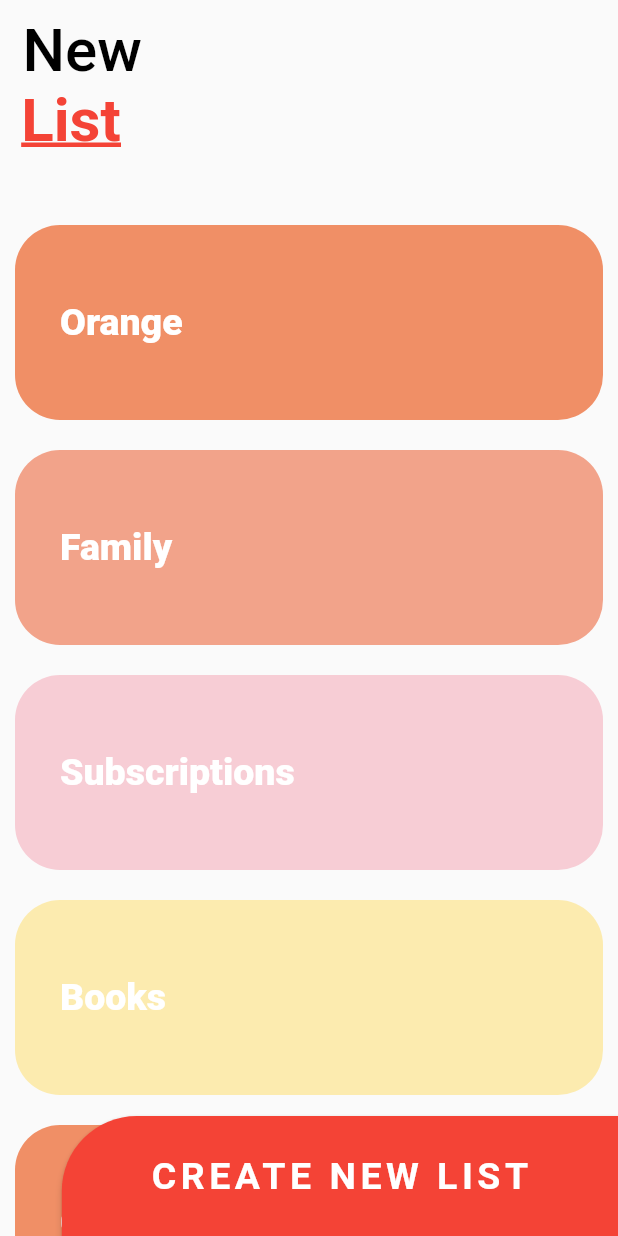
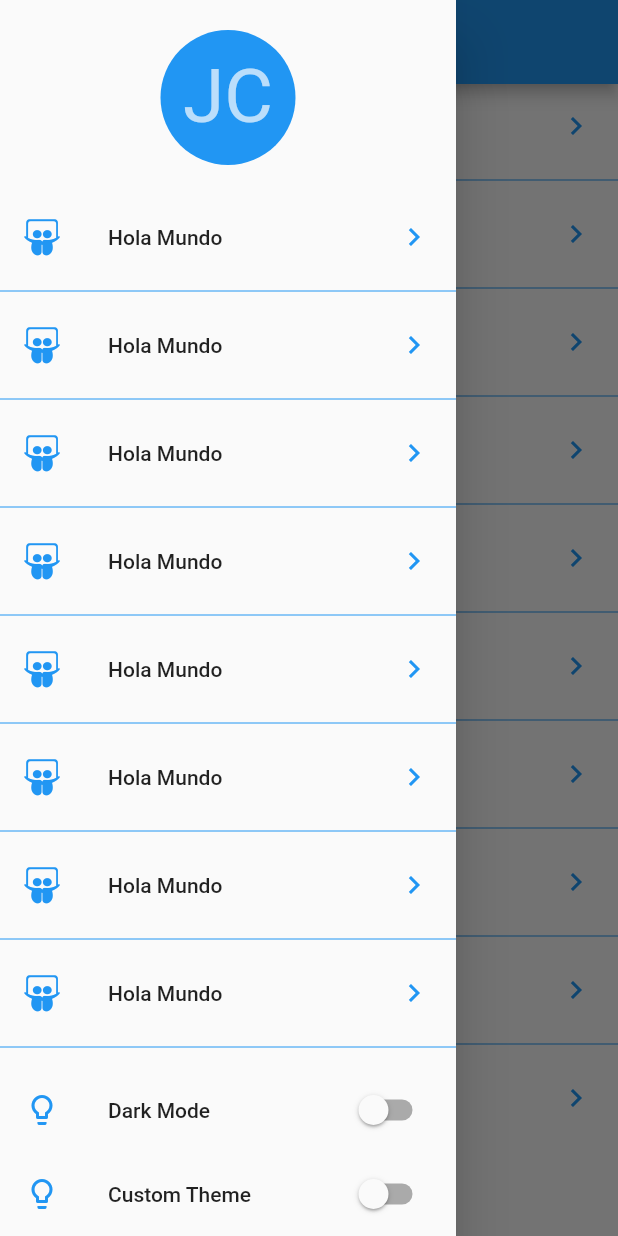
Before and after one commit to Blanco1010/Custom_Painter_Flutter, a Flutter app: the screen it shows after launch, with the side drawer open (before the commit the screen has no drawer), on a phone screen of 412 x 824 dp. Run offline on Flutter 3.47's test engine with Material 2 defaults, Android fonts, the phone set to English and light mode, and no system bars; our stand-ins replace animate_do, flutter_svg, font_awesome_flutter.

Commit message:
add the code for launcher

```diff
--- a/custom_painter/lib/main.dart
+++ b/custom_painter/lib/main.dart
@@ -1,8 +1,6 @@
-import 'package:custom_painter/src/pages/emergency_page.dart';
-import 'package:custom_painter/src/pages/slider_list_page.dart';
 import 'package:flutter/material.dart';
 
-import 'package:custom_painter/src/pages/pinterest_page.dart';
+import 'package:custom_painter/src/pages/launcher.dart';
 
 void main() {
   runApp(MyApp());
@@ -15,9 +13,7 @@ class MyApp extends StatelessWidget {
     return MaterialApp(
       title: 'Diseños APP',
       debugShowCheckedModeBanner: false,
-      //home: PinterestPage(),
-      //home: EmergencyPage(),
-      home: SliderListPage(),
+      home: LauncherPage(),
       theme: ThemeData(
         primarySwatch: Colors.blue,
       ),
--- /dev/null
+++ b/custom_painter/lib/src/pages/launcher.dart
@@ -0,0 +1,88 @@
+import 'package:flutter/material.dart';
+import 'package:font_awesome_flutter/font_awesome_flutter.dart';
+
+class LauncherPage extends StatelessWidget {
+  @override
+  Widget build(BuildContext context) {
+    return Scaffold(
+      appBar: AppBar(
+        title: Text('Diseños en Flutter'),
+        centerTitle: true,
+      ),
+      drawer: _Menu(),
+      body: _ListOptions(),
+    );
+  }
+}
+
+class _ListOptions extends StatelessWidget {
+  @override
+  Widget build(BuildContext context) {
+    return ListView.separated(
+      physics: BouncingScrollPhysics(),
+      separatorBuilder: (context, i) => Divider(
+        color: Colors.blue,
+      ),
+      itemCount: 10,
+      itemBuilder: (context, i) => ListTile(
+        leading: FaIcon(
+          FontAwesomeIcons.slideshare,
+          color: Colors.blue,
+        ),
+        title: Text('Hola Mundo'),
+        trailing: Icon(
+          Icons.chevron_right,
+          color: Colors.blue,
+        ),
+        onTap: () {},
+      ),
+    );
+  }
+}
+
+class _Menu extends StatelessWidget {
+  @override
+  Widget build(BuildContext context) {
+    return Drawer(
+      child: Container(
+        child: Column(
+          children: [
+            SafeArea(
+              child: Container(
+                padding: EdgeInsets.all(20),
+                width: double.infinity,
+                height: 130,
+                child: CircleAvatar(
+                  backgroundColor: Colors.blue,
+                  child: Text(
+                    'JC',
+                    style: TextStyle(fontSize: 50),
+                  ),
+                ),
+              ),
+            ),
+            Expanded(child: _ListOptions()),
+            ListTile(
+              leading: Icon(Icons.lightbulb_outline, color: Colors.blue),
+              title: Text('Dark Mode'),
+              trailing: Switch.adaptive(
+                activeColor: Colors.blue,
+                value: false,
+                onChanged: (value) {},
+              ),
+            ),
+            ListTile(
+              leading: Icon(Icons.lightbulb_outline, color: Colors.blue),
+              title: Text('Custom Theme'),
+              trailing: Switch.adaptive(
+                activeColor: Colors.blue,
+                value: false,
+                onChanged: (value) {},
+              ),
+            )
+          ],
+        ),
+      ),
+    );
+  }
+}
```
